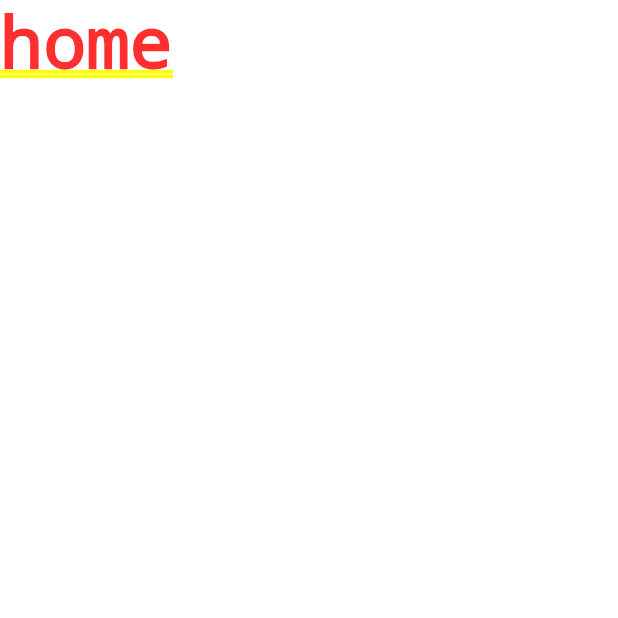
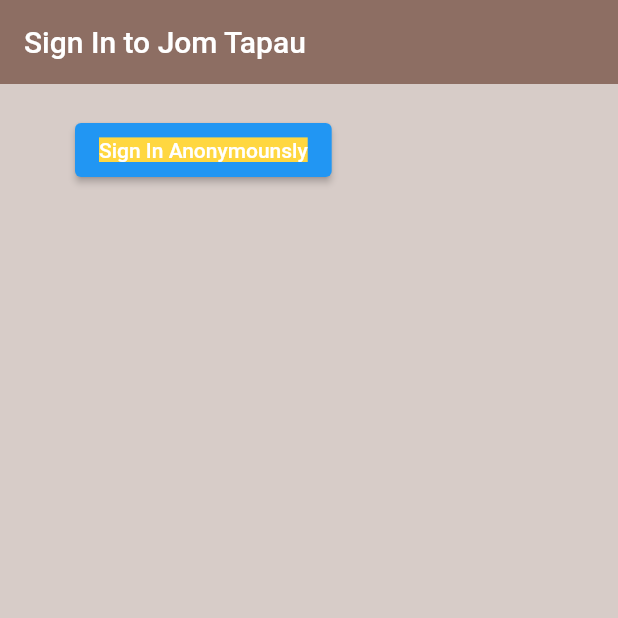
Before and after one commit to Jom-Tapau-Mobile/jom-tapau-mobile, a Flutter app: the screen it shows after launch, on a phone screen of 412 x 824 dp, the top half of it. Run offline on Flutter 3.47's test engine with Material 2 defaults, Android fonts, the phone set to English and light mode, and no system bars; our stand-ins replace firebase_auth, firebase_core; accounts and stored records are empty.

Commit message:
added anonymous login

```diff
--- a/lib/main.dart
+++ b/lib/main.dart
@@ -1,7 +1,17 @@
+import 'package:firebase_auth/firebase_auth.dart';
 import 'package:flutter/material.dart';
+import 'package:firebase_core/firebase_core.dart';
+import 'package:jom_tapau_mobile/models/user.dart';
 import 'package:jom_tapau_mobile/screens/wrapper.dart';
+import 'package:jom_tapau_mobile/services/auth.dart';
+import 'package:provider/provider.dart';
+import 'firebase_options.dart';
 
-void main() {
+void main() async {
+  WidgetsFlutterBinding.ensureInitialized();
+  await Firebase.initializeApp(
+    options: DefaultFirebaseOptions.currentPlatform,
+  );
   runApp(const MyApp());
 }
 
@@ -11,6 +21,12 @@
   // This widget is the root of your application.
   @override
   Widget build(BuildContext context) {
-    return MaterialApp(home: Wrapper() );
+    return StreamProvider<AppUser?>.value(
+        initialData: null,
+        value: AuthService().user,
+        child: MaterialApp(
+          home: Wrapper(),
+          debugShowCheckedModeBanner: false,
+        ));
   }
 }
--- /dev/null
+++ b/lib/models/user.dart
@@ -0,0 +1,5 @@
+class AppUser {
+  final String uid;
+
+  AppUser({required this.uid});
+}
--- a/lib/screens/authenticate/authenticate.dart
+++ b/lib/screens/authenticate/authenticate.dart
@@ -1,4 +1,5 @@
 import 'package:flutter/material.dart';
+import 'package:jom_tapau_mobile/screens/authenticate/sign_in.dart';
 
 class Authenticate extends StatefulWidget {
   const Authenticate({super.key});
@@ -11,7 +12,7 @@
   @override
   Widget build(BuildContext context) {
     return Container(
-      child: const Text('Authenticate'),
+      child: const SignIn(),
     );
   }
 }
--- /dev/null
+++ b/lib/screens/authenticate/sign_in.dart
@@ -0,0 +1,41 @@
+import 'package:flutter/material.dart';
+import 'package:jom_tapau_mobile/services/auth.dart';
+
+class SignIn extends StatefulWidget {
+  const SignIn({super.key});
+
+  @override
+  State<SignIn> createState() => _SignInState();
+}
+
+class _SignInState extends State<SignIn> {
+  final AuthService _auth = AuthService();
+  @override
+  Widget build(BuildContext context) {
+    return Scaffold(
+      backgroundColor: Colors.brown[100],
+      appBar: AppBar(
+        backgroundColor: Colors.brown[400],
+        elevation: 0.0,
+        title: Text('Sign In to Jom Tapau'),
+      ),
+      body: Container(
+        padding: EdgeInsets.symmetric(vertical: 20, horizontal: 50),
+        child: ElevatedButton(
+          child: Text(
+            "Sign In Anonymounsly",
+            style: TextStyle(backgroundColor: Colors.amberAccent),
+          ),
+          onPressed: () async {
+            dynamic result = await _auth.signInAnon();
+            print('hello');
+            if (result == null) {
+              print('error');
+            } else
+              print(result.uid);
+          },
+        ),
+      ),
+    );
+  }
+}
--- a/lib/screens/wrapper.dart
+++ b/lib/screens/wrapper.dart
@@ -1,11 +1,21 @@
 import 'package:flutter/material.dart';
+import 'package:jom_tapau_mobile/models/user.dart';
+import 'package:jom_tapau_mobile/screens/authenticate/authenticate.dart';
 import 'package:jom_tapau_mobile/screens/home/home.dart';
+import 'package:provider/provider.dart';
 
 class Wrapper extends StatelessWidget {
   const Wrapper({super.key});
 
   @override
   Widget build(BuildContext context) {
-    return Home();
+    final user = Provider.of<AppUser?>(context);
+    if (user == null) print("null");
+    print(user);
+    if (user == null) {
+      return const Authenticate();
+    } else {
+      return const Home();
+    }
   }
 }
```
Also changed, not shown: lib/screens/home/home.dart (+19 -2 lines), lib/services/auth.dart (added, +29 -0 lines), pubspec.yaml (+6 -2 lines), lib/firebase_options.dart (added), pubspec.lock, 7 other files.
